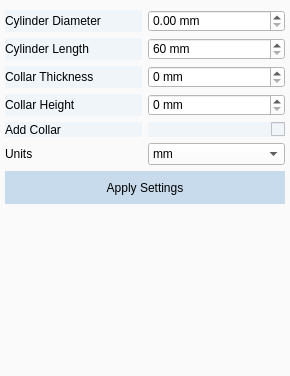
This is src/windows/ui/cylinder_view.ui in COSC-499-W2026/capstone-project-team-10 as Qt 5 draws it before an edit. The edited form follows.
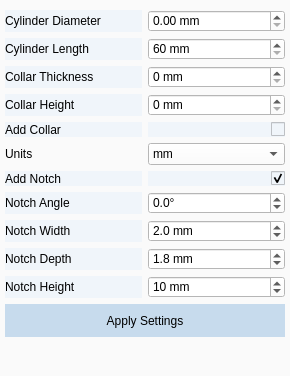
This is the edited form.

Commit message: feat: add the notch controls to the Cylinder tab

```diff
--- a/src/windows/ui/cylinder_view.ui
+++ b/src/windows/ui/cylinder_view.ui
@@ -325,6 +325,106 @@
        </property>
       </widget>
      </item>
+     <item row="6" column="0">
+      <widget class="QLabel" name="label_add_notch">
+       <property name="styleSheet"><string notr="true">background-color: rgb(240, 245, 250);
+color: rgb(0, 0, 0);</string></property>
+       <property name="text"><string>Add Notch</string></property>
+       <property name="buddy"><cstring>cb_add_notch</cstring></property>
+      </widget>
+     </item>
+     <item row="6" column="1">
+      <widget class="QCheckBox" name="cb_add_notch">
+       <property name="layoutDirection"><enum>Qt::RightToLeft</enum></property>
+       <property name="styleSheet"><string notr="true">QCheckBox {
+    background-color: rgb(240, 245, 250);
+}
+</string></property>
+       <property name="text"><string/></property>
+       <property name="checked"><bool>true</bool></property>
+      </widget>
+     </item>
+     <item row="7" column="0">
+      <widget class="QLabel" name="label_notch_angle">
+       <property name="styleSheet"><string notr="true">background-color: rgb(240, 245, 250);
+color: rgb(0, 0, 0);</string></property>
+       <property name="text"><string>Notch Angle</string></property>
+       <property name="buddy"><cstring>spinbox_notch_angle</cstring></property>
+      </widget>
+     </item>
+     <item row="7" column="1">
+      <widget class="QDoubleSpinBox" name="spinbox_notch_angle">
+       <property name="styleSheet"><string notr="true">background-color: rgb(255, 255, 255);
+color: rgb(0, 0, 0);</string></property>
+       <property name="decimals"><number>1</number></property>
+       <property name="minimum"><double>0.0</double></property>
+       <property name="maximum"><double>359.9</double></property>
+       <property name="singleStep"><double>1.0</double></property>
+       <property name="value"><double>0.0</double></property>
+       <property name="suffix"><string>°</string></property>
+       <property name="wrapping"><bool>true</bool></property>
+      </widget>
+     </item>
+     <item row="8" column="0">
+      <widget class="QLabel" name="label_notch_width">
+       <property name="styleSheet"><string notr="true">background-color: rgb(240, 245, 250);
+color: rgb(0, 0, 0);</string></property>
+       <property name="text"><string>Notch Width</string></property>
+       <property name="buddy"><cstring>spinbox_notch_width</cstring></property>
+      </widget>
+     </item>
+     <item row="8" column="1">
+      <widget class="QDoubleSpinBox" name="spinbox_notch_width">
+       <property name="styleSheet"><string notr="true">background-color: rgb(255, 255, 255);
+color: rgb(0, 0, 0);</string></property>
+       <property name="decimals"><number>1</number></property>
+       <property name="minimum"><double>0.5</double></property>
+       <property name="maximum"><double>10.0</double></property>
+       <property name="singleStep"><double>0.1</double></property>
+       <property name="value"><double>2.0</double></property>
+       <property name="suffix"><string> mm</string></property>
+      </widget>
+     </item>
+     <item row="9" column="0">
+      <widget class="QLabel" name="label_notch_depth">
+       <property name="styleSheet"><string notr="true">background-color: rgb(240, 245, 250);
+color: rgb(0, 0, 0);</string></property>
+       <property name="text"><string>Notch Depth</string></property>
+       <property name="buddy"><cstring>spinbox_notch_depth</cstring></property>
+      </widget>
+     </item>
+     <item row="9" column="1">
+      <widget class="QDoubleSpinBox" name="spinbox_notch_depth">
+       <property name="styleSheet"><string notr="true">background-color: rgb(255, 255, 255);
+color: rgb(0, 0, 0);</string></property>
+       <property name="decimals"><number>1</number></property>
+       <property name="minimum"><double>0.5</double></property>
+       <property name="maximum"><double>5.0</double></property>
+       <property name="singleStep"><double>0.1</double></property>
+       <property name="value"><double>1.8</double></property>
+       <property name="suffix"><string> mm</string></property>
+      </widget>
+     </item>
+     <item row="10" column="0">
+      <widget class="QLabel" name="label_notch_height">
+       <property name="styleSheet"><string notr="true">background-color: rgb(240, 245, 250);
+color: rgb(0, 0, 0);</string></property>
+       <property name="text"><string>Notch Height</string></property>
+       <property name="buddy"><cstring>spinbox_notch_height</cstring></property>
+      </widget>
+     </item>
+     <item row="10" column="1">
+      <widget class="QDoubleSpinBox" name="spinbox_notch_height">
+       <property name="styleSheet"><string notr="true">background-color: rgb(255, 255, 255);
+color: rgb(0, 0, 0);</string></property>
+       <property name="decimals"><number>0</number></property>
+       <property name="minimum"><double>1.0</double></property>
+       <property name="maximum"><double>60.0</double></property>
+       <property name="singleStep"><double>1.0</double></property>
+       <property name="value"><double>10.0</double></property>
+       <property name="suffix"><string> mm</string></property>
+      </widget>
+     </item>
     </layout>
    </item>
    <item>
```
The commit also changes 2 other files.
